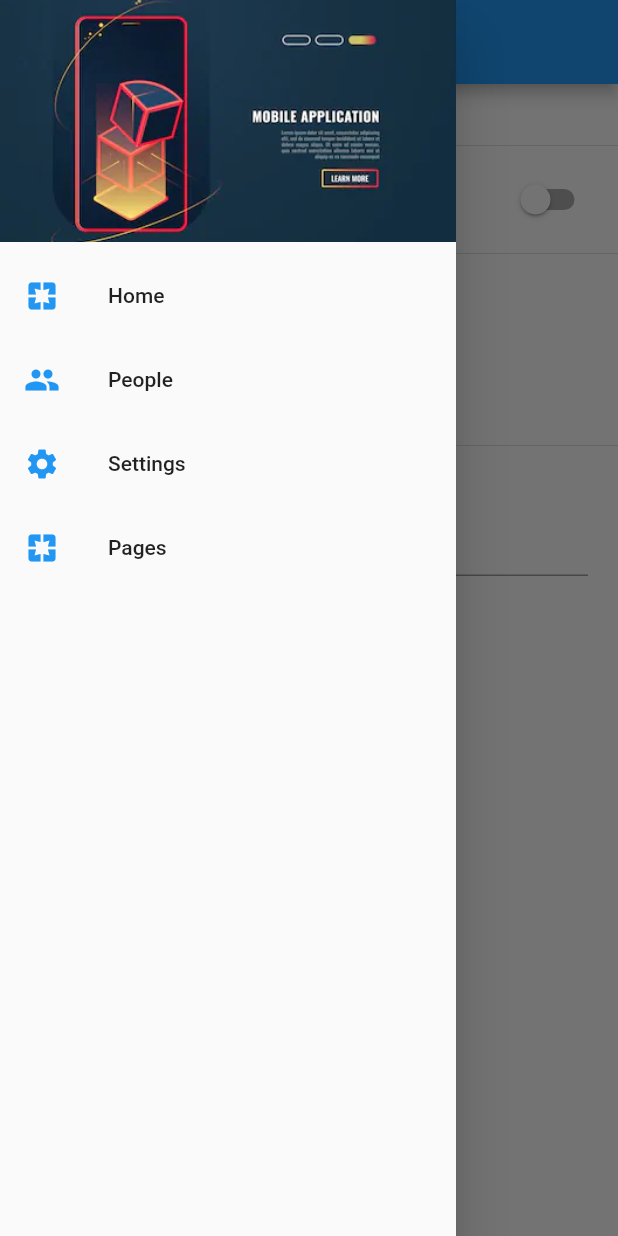
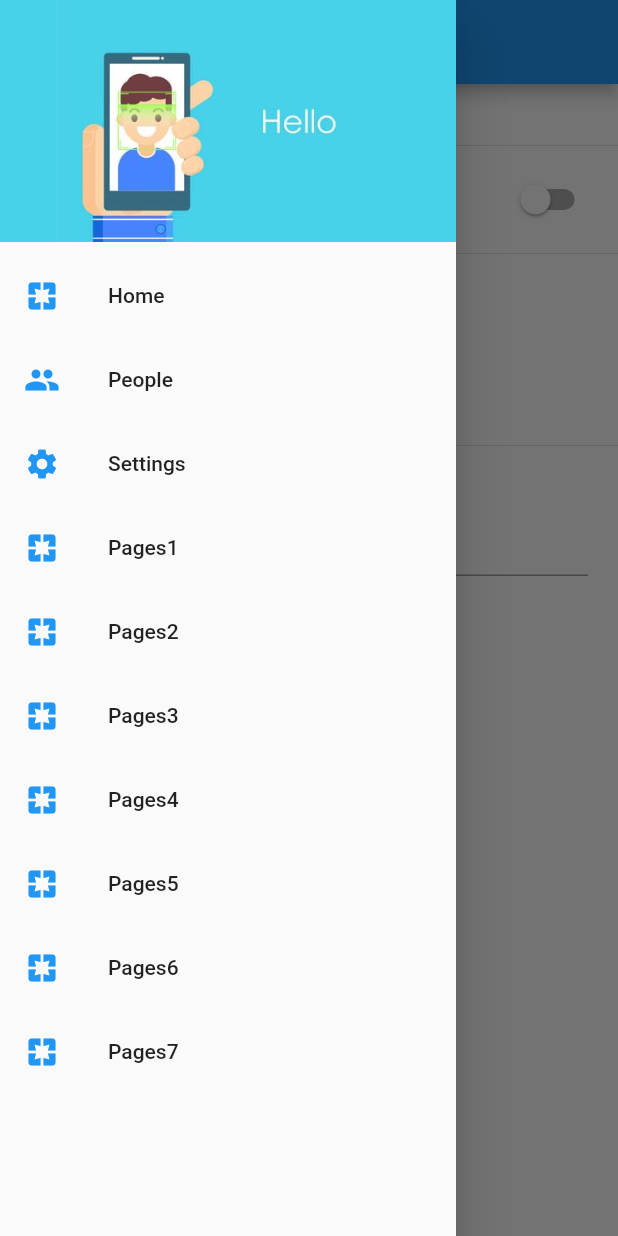
Before and after one commit to RodrigoScott/userpreferences, a Flutter app: the SettingsPage screen opened by its route, with the side drawer open, on a phone screen of 412 x 824 dp. Run offline on Flutter 3.47's test engine with Material 2 defaults, Android fonts, the phone set to English and light mode, and no system bars; our stand-ins replace shared_preferences; accounts and stored records are empty; statements that could not run were skipped.

Commit message:
Finish project

```diff
--- a/lib/src/pages/settings_page.dart
+++ b/lib/src/pages/settings_page.dart
@@ -1,5 +1,6 @@
 
 import 'package:flutter/material.dart';
+import 'package:userpreferences/src/pages/user_preferences.dart';
 import 'package:userpreferences/src/widgets/menu_widget.dart';
 
 class SettingsPage extends StatefulWidget {
@@ -13,25 +14,31 @@ class SettingsPage extends StatefulWidget {
 class _SettingsPageState extends State<SettingsPage> {
 
   bool _secundaryColor = false;
-  int _gender = 1;
+  int _gender;
   String _name = 'Rodrigo';
 
   TextEditingController _textCOntroller;
+
+  final save = new UserPreferences();
 
   @override
   void initState() {
     // TODO: implement initState
     super.initState();
-
-    _textCOntroller = new TextEditingController( text: _name);
+    _textCOntroller = new TextEditingController( text: save.getname);
+    _gender = save.gender;
+    _secundaryColor = save.getsecundaryColor;
+    save.setpage = SettingsPage.routeName;
 
   }
+
+
 
   @override
   Widget build(BuildContext context) {
     return Scaffold(
       appBar: AppBar(
-
+        backgroundColor: (save.getsecundaryColor) ? Colors.cyan: Colors.blue,
         title: Text('Ajustes'),
       ),
       drawer: menuWidget(),
@@ -43,38 +50,32 @@ class _SettingsPageState extends State<SettingsPage> {
           ),
           Divider(),
           SwitchListTile(
+            title: Text('Color secundario'),
               value: _secundaryColor,
               onChanged: (value){
+              setState(() {
+                save.setsecundaryColor = value;
                 _secundaryColor = value;
-                setState(() {
 
-                });
-              },
-            title: Text('Color secundario'),
+              });
+
+            }
+
           ),
           Divider(),
           RadioListTile(
+              title: Text('Masculino'),
               value: 1,
               groupValue: _gender,
-              onChanged: (value){
-                _gender = value;
-                setState(() {
+              onChanged: _setSelectedRadio,
 
-                });
-              },
-            title: Text('Masculino'),
           ),
           RadioListTile(
+            title: Text('Femenino'),
             value: 2,
             groupValue: _gender,
-            onChanged: (value){
-              _gender = value;
-              setState(() {
+            onChanged: _setSelectedRadio,
 
-              });
-
-            },
-            title: Text('Femenino'),
           ),
           Divider(),
           Container(
@@ -86,7 +87,8 @@ class _SettingsPageState extends State<SettingsPage> {
                 helperText: 'Nombre de la persona usando el telefono',
               ),
               onChanged: (value){
-
+                save.setname = value;
+                _name = value;
               },
             ),
           ),
@@ -94,4 +96,11 @@ class _SettingsPageState extends State<SettingsPage> {
       ),
     );
   }
+
+  _setSelectedRadio(int value) {
+    save.gender = value;
+    _gender = value;
+    setState(() {});
+  }
+
 }
--- /dev/null
+++ b/lib/src/pages/user_preferences.dart
@@ -0,0 +1,53 @@
+
+
+import 'package:shared_preferences/shared_preferences.dart';
+
+class UserPreferences{
+  static final UserPreferences _instance = new UserPreferences._internal();
+
+  UserPreferences._internal();
+
+  factory UserPreferences(){
+    return _instance;
+  }
+
+  SharedPreferences _save;
+
+  initSave() async{
+    this._save = await SharedPreferences.getInstance();
+  }
+
+  //SET & GET
+get gender{
+    return _save.getInt('gender') ?? 1;
+}
+
+set gender (int value){
+    _save.setInt('gender', value);
+}
+
+ get getsecundaryColor{
+    return _save.getBool('secundaryColor') ?? false;
+}
+
+ set setsecundaryColor(bool value){
+   _save.setBool('secundaryColor', value);
+}
+
+  get getname{
+    return _save.getString('name') ?? '';
+  }
+
+  set setname (String value){
+    _save.setString('name', value);
+  }
+
+  get getpage{
+    return _save.getString('page') ?? 'Home';
+  }
+
+  set setpage (String value){
+    _save.setString('page', value);
+  }
+
+}
--- a/lib/src/widgets/menu_widget.dart
+++ b/lib/src/widgets/menu_widget.dart
@@ -43,7 +43,37 @@ class menuWidget extends StatelessWidget {
           ),
           ListTile(
             leading: Icon(Icons.pages, color: Colors.blue,),
-            title: Text('Pages'),
+            title: Text('Pages1'),
+            onTap: (){},
+          ),
+          ListTile(
+            leading: Icon(Icons.pages, color: Colors.blue,),
+            title: Text('Pages2'),
+            onTap: (){},
+          ),
+          ListTile(
+            leading: Icon(Icons.pages, color: Colors.blue,),
+            title: Text('Pages3'),
+            onTap: (){},
+          ),
+          ListTile(
+            leading: Icon(Icons.pages, color: Colors.blue,),
+            title: Text('Pages4'),
+            onTap: (){},
+          ),
+          ListTile(
+            leading: Icon(Icons.pages, color: Colors.blue,),
+            title: Text('Pages5'),
+            onTap: (){},
+          ),
+          ListTile(
+            leading: Icon(Icons.pages, color: Colors.blue,),
+            title: Text('Pages6'),
+            onTap: (){},
+          ),
+          ListTile(
+            leading: Icon(Icons.pages, color: Colors.blue,),
+            title: Text('Pages7'),
             onTap: (){},
           ),
 
--- a/pubspec.yaml
+++ b/pubspec.yaml
@@ -23,6 +23,7 @@ dependencies:
   # The following adds the Cupertino Icons font to your application.
   # Use with the CupertinoIcons class for iOS style icons.
   cupertino_icons: ^0.1.2
+  shared_preferences: ^0.5.6
 
 dev_dependencies:
   flutter_test:
```
Also changed, not shown: lib/main.dart (+11 -2 lines), lib/src/pages/home_page.dart (+25 -3 lines), assets/menu-img1.jpg, pubspec.lock.
